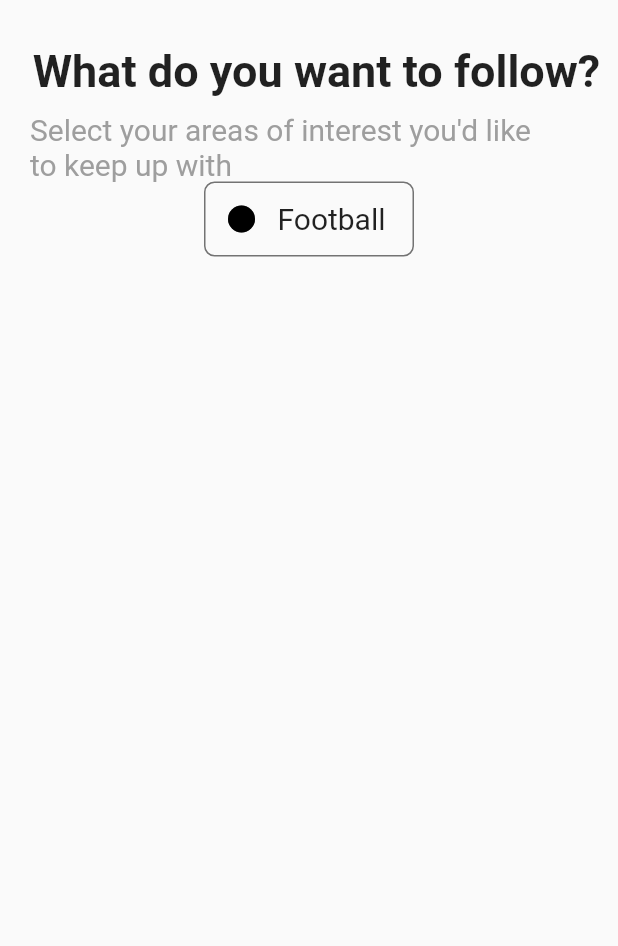
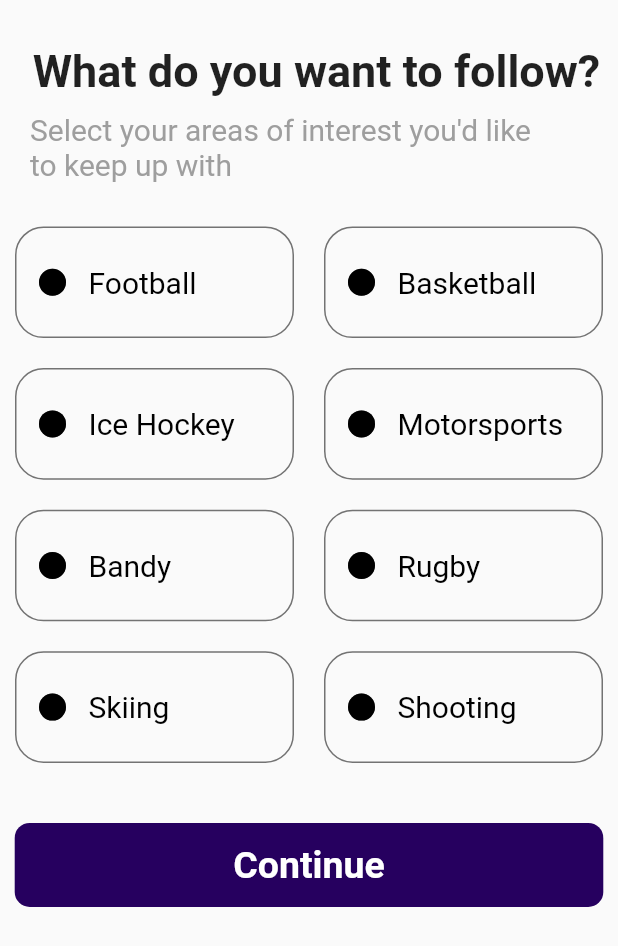
Before and after one commit to anthonyarinze/sports-app, a Flutter app: the Interests screen opened directly, on a phone screen of 412 x 824 dp. Shown: the top 946 px of the screen. Run offline on Flutter 3.47's test engine with Material 2 defaults, Android fonts, the phone set to English and light mode, and no system bars; our stand-ins replace firebase_auth, firebase_core, pin_code_fields; accounts and stored records are empty; network calls fail.

Commit message:
Interests Page Done

```diff
--- a/lib/auth/login.dart
+++ b/lib/auth/login.dart
@@ -124,7 +124,7 @@ class _LoginState extends State<Login> {
                   child: Row(
                     children: [
                       Text(
-                        "New to Aquaponics?",
+                        "New around here?",
                         style: TextStyle(
                           color: Colors.grey.shade700,
                           fontSize: 16,
--- a/lib/pages/interests.dart
+++ b/lib/pages/interests.dart
@@ -1,4 +1,7 @@
+import 'dart:developer';
+
 import 'package:flutter/material.dart';
+import 'package:sports_app/pages/master.dart';
 
 class Interests extends StatefulWidget {
   const Interests({super.key});
@@ -9,6 +12,16 @@ class Interests extends StatefulWidget {
 
 class _InterestsState extends State<Interests> {
   bool isChecked = false;
+  Map<String, bool?> myMap = {
+    "Football": false,
+    "Basketball": false,
+    "Ice Hockey": false,
+    "Motorsports": false,
+    "Bandy": false,
+    "Rugby": false,
+    "Skiing": false,
+    "Shooting": false,
+  };
 
   @override
   Widget build(BuildContext context) {
@@ -35,9 +48,63 @@ class _InterestsState extends State<Interests> {
                 style: TextStyle(fontSize: 20, color: Colors.grey),
               ),
             ),
-            buildInterestWidget(
-              isChecked: isChecked,
-              onChanged: (value) {},
+            const SizedBox(height: 20.0),
+            GridView.count(
+              shrinkWrap: true,
+              crossAxisCount: 2,
+              crossAxisSpacing: 20.0,
+              mainAxisSpacing: 20.0,
+              childAspectRatio: 2.5,
+              padding: const EdgeInsets.all(10.0),
+              children: List.generate(myMap.length, (index) {
+                final topic = myMap.keys.elementAt(index);
+                var isCheckedAtIndex = myMap.values.elementAt(index);
+                return buildInterestWidget(
+                  isChecked: isCheckedAtIndex,
+                  onChanged: (bool? value) {
+                    setState(() {
+                      isCheckedAtIndex = !(isCheckedAtIndex ?? false);
+                      myMap[topic] = isCheckedAtIndex;
+                      log(isCheckedAtIndex.toString());
+                      log(topic);
+                    });
+                  },
+                  topic: topic,
+                );
+              }),
+            ),
+            Padding(
+              padding: const EdgeInsets.only(top: 30.0),
+              child: SizedBox(
+                width: MediaQuery.of(context).size.width / 1.05,
+                height: 56,
+                child: TextButton(
+                  onPressed: () async {
+                    Navigator.push(
+                        context,
+                        MaterialPageRoute(
+                            builder: (context) => const Master()));
+                  },
+                  style: ButtonStyle(
+                    backgroundColor: MaterialStateProperty.all(
+                      const Color(0xFF26005f),
+                    ),
+                    shape: MaterialStateProperty.all<RoundedRectangleBorder>(
+                      RoundedRectangleBorder(
+                        borderRadius: BorderRadius.circular(10.0),
+                      ),
+                    ),
+                  ),
+                  child: const Text(
+                    "Continue",
+                    style: TextStyle(
+                      fontSize: 25,
+                      color: Colors.white,
+                      fontWeight: FontWeight.bold,
+                    ),
+                  ),
+                ),
+              ),
             ),
           ],
         ),
@@ -51,10 +118,12 @@ class buildInterestWidget extends StatelessWidget {
     super.key,
     required this.isChecked,
     required this.onChanged,
+    required this.topic,
   });
 
-  final bool isChecked;
-  final ValueSetter<bool?> onChanged;
+  final bool? isChecked;
+  final ValueSetter<bool> onChanged;
+  final String topic;
 
   @override
   Widget build(BuildContext context) {
@@ -63,7 +132,8 @@ class buildInterestWidget extends StatelessWidget {
       child: Container(
         decoration: BoxDecoration(
           border: Border.all(color: Colors.black54),
-          borderRadius: BorderRadius.circular(7),
+          borderRadius: BorderRadius.circular(19),
+          color: isChecked! ? const Color(0xFF26005f) : Colors.transparent,
         ),
         child: Row(
           children: [
@@ -73,13 +143,15 @@ class buildInterestWidget extends StatelessWidget {
               activeColor: Colors.black,
               fillColor: MaterialStateProperty.all(Colors.black),
               value: isChecked,
-              onChanged: onChanged,
+              onChanged: (value) {
+                onChanged(!isChecked!);
+              },
             ),
-            const Text(
-              "Football",
+            Text(
+              topic,
               style: TextStyle(
-                fontSize: 20,
-              ),
+                  fontSize: 20,
+                  color: isChecked! ? Colors.white : Colors.black),
             ),
           ],
         ),
--- a/pubspec.yaml
+++ b/pubspec.yaml
@@ -16,6 +16,7 @@ dependencies:
   firebase_auth: ^4.4.0
   firebase_core: ^2.9.0
   pin_code_fields: ^7.4.0
+  google_nav_bar: ^5.0.6
 
 dev_dependencies:
   flutter_test:
```
Also changed, not shown: lib/auth/reset_password.dart (+13 -3 lines), lib/main.dart (+26 -2 lines), pubspec.lock.
